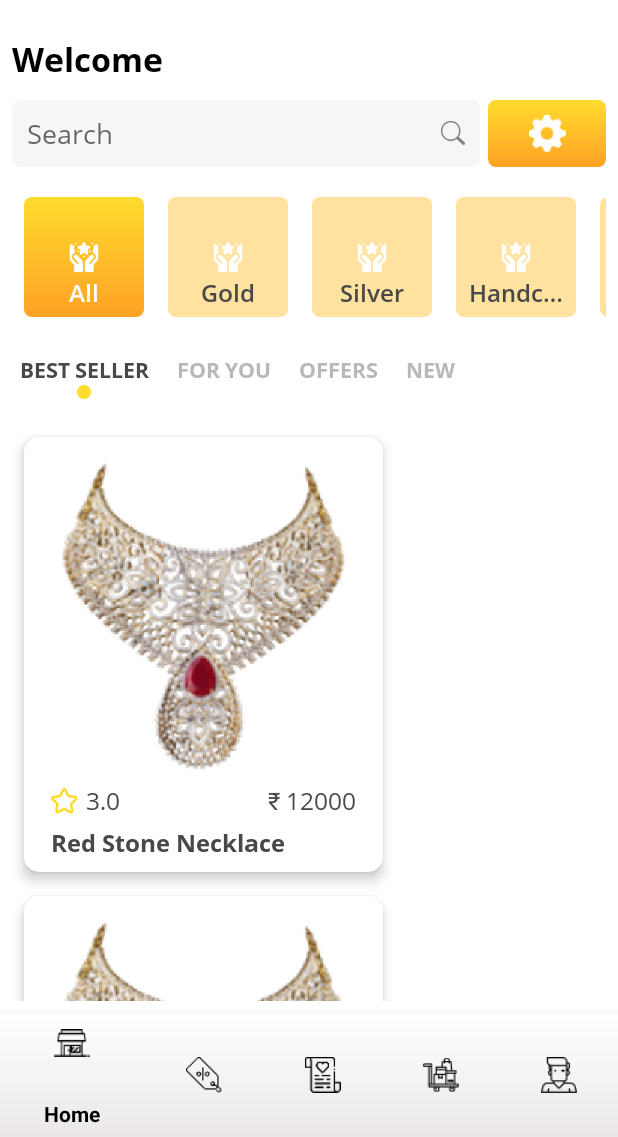
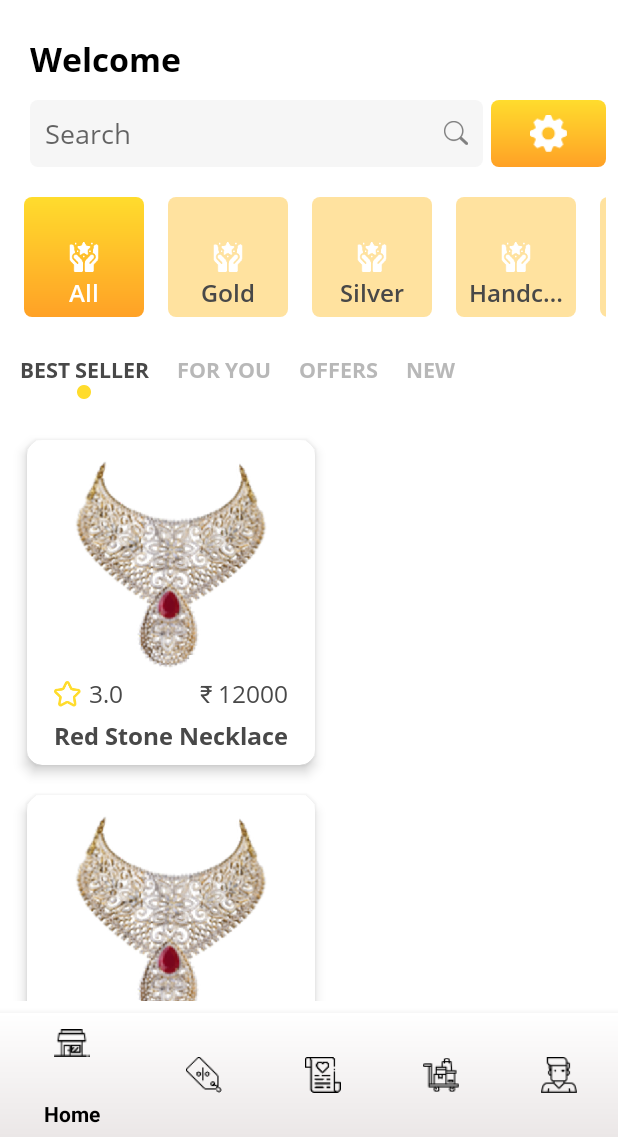
Before and after one commit to Jayeshpal167/MJwel, an Android app: the HomeActivity screen opened directly, with no data from a screen before it, on a phone screen of 412 x 824 dp, the part 99-1236 px from its top. Run offline under Robolectric (Android 15) with nearby library versions, the phone set to English and light mode, and no system bars.

Commit message:
profile and main home page layout is completed.

```diff
--- a/app/src/main/java/jwel/prime/com/mjwel/fragments/BaseHomeFragment.java
+++ b/app/src/main/java/jwel/prime/com/mjwel/fragments/BaseHomeFragment.java
@@ -37,7 +37,9 @@ public class BaseHomeFragment extends Fragment implements View.OnClickListener {
 
     @Override
     public void onClick(View v) {
-
+        /*
+        *
+        * */
     }
     public void onBackPressed(BaseHomeFragment fragment) {
         if (fragment != null && fragment.getActivity() != null) {
--- a/app/src/main/java/jwel/prime/com/mjwel/fragments/HomeFragment.java
+++ b/app/src/main/java/jwel/prime/com/mjwel/fragments/HomeFragment.java
@@ -66,7 +66,6 @@ public class HomeFragment extends BaseHomeFragment {
         saleRecycler.setAdapter(new SaleOptionAdapter(mActivity, saleList));
         categoryRecycler.setLayoutManager(new LinearLayoutManager(getActivity(), LinearLayoutManager.HORIZONTAL, false));
         categoryRecycler.setAdapter(new CategoryAdapter(mActivity, categoryArrayList));
-        //adding the temopray product
         Products products = new Products(1, "Red Stone Necklace", "link", "3.0", "₹ 12000");
         List<Products> productsList = new ArrayList<>();
         productsList.add(products);
--- a/app/src/main/res/layout/fragment_home.xml
+++ b/app/src/main/res/layout/fragment_home.xml
@@ -18,6 +18,9 @@
             android:layout_height="wrap_content"
             android:fontFamily="@font/opensansbold"
             android:text="@string/welcome"
+            android:paddingStart="@dimen/pad_small_v2"
+            android:paddingLeft="@dimen/pad_small_v2"
+            tools:ignore="RtlSymmetry"
             android:textColor="@color/black"
             android:textSize="22sp"
             android:textStyle="bold"
@@ -34,12 +37,15 @@
             android:layout_height="wrap_content"
             android:layout_marginTop="12dp"
             android:orientation="horizontal"
+            android:paddingStart="@dimen/pad_small_v2"
+            android:paddingLeft="@dimen/pad_small_v2"
             android:weightSum="10"
             app:layout_constraintBottom_toBottomOf="parent"
             app:layout_constraintEnd_toEndOf="parent"
             app:layout_constraintStart_toStartOf="parent"
             app:layout_constraintTop_toBottomOf="@+id/textView"
-            app:layout_constraintVertical_bias="0.0">
+            app:layout_constraintVertical_bias="0.0"
+            tools:ignore="RtlSymmetry">
 
             <EditText
                 android:id="@+id/home_search"
--- a/app/src/main/res/layout/home_products.xml
+++ b/app/src/main/res/layout/home_products.xml
@@ -5,9 +5,9 @@
     android:id="@+id/productCard"
     android:layout_width="wrap_content"
     android:layout_height="wrap_content"
-    android:layout_margin="8dp"
+    android:layout_gravity="center"
+    android:layout_margin="@dimen/gap_small_v2"
     android:background="@color/white"
-    android:layout_gravity="center_horizontal"
     android:elevation="8dp"
     android:orientation="vertical"
     app:cardCornerRadius="10dp"
@@ -17,17 +17,24 @@
     <LinearLayout
         android:layout_width="wrap_content"
         android:layout_height="wrap_content"
+        android:layout_gravity="center"
         android:orientation="vertical"
-        android:layout_gravity="center"
         android:padding="8dp">
 
-        <ImageView
-            android:id="@+id/home_product_image"
-            android:layout_width="223dp"
-            android:layout_height="223dp"
-            android:contentDescription="@string/product_image"
-            android:scaleType="fitCenter"
-            android:src="@drawable/necklac_dummy" />
+        <RelativeLayout
+            android:layout_width="match_parent"
+            android:layout_gravity="center"
+            android:layout_height="wrap_content">
+
+            <ImageView
+                android:id="@+id/home_product_image"
+                android:layout_width="match_parent"
+                android:layout_height="150dp"
+                android:contentDescription="@string/product_image"
+                android:scaleType="fitCenter"
+                android:src="@drawable/necklac_dummy" />
+
+        </RelativeLayout>
 
         <LinearLayout
             android:layout_width="match_parent"
@@ -35,7 +42,8 @@
             android:layout_marginHorizontal="10dp"
             android:layout_marginLeft="10dp"
             android:layout_marginRight="10dp"
-            android:orientation="horizontal">
+            android:orientation="horizontal"
+            tools:targetApi="o">
 
             <TextView
                 android:id="@+id/home_product_rating"
@@ -57,7 +65,7 @@
                 android:layout_weight="1"
                 android:drawablePadding="5dp"
                 android:fontFamily="@font/opensansregular"
-                android:gravity="right"
+                android:gravity="end"
                 android:text="₹ 12000"
                 android:textColor="@color/category_text"
                 android:textSize="16sp" />
--- a/app/src/main/res/layout/nav_header_home.xml
+++ b/app/src/main/res/layout/nav_header_home.xml
@@ -1,6 +1,5 @@
 <?xml version="1.0" encoding="utf-8"?>
 <LinearLayout xmlns:android="http://schemas.android.com/apk/res/android"
-    xmlns:app="http://schemas.android.com/apk/res-auto"
     android:layout_width="match_parent"
     android:layout_height="@dimen/nav_header_height"
     android:background="@drawable/nav_drawer_gradient"
@@ -8,6 +7,8 @@
     android:orientation="vertical"
     android:paddingLeft="@dimen/activity_horizontal_margin"
     android:paddingTop="@dimen/activity_vertical_margin"
+    android:onClick="onClick"
+    android:id="@+id/navigation_header_container"
     android:paddingRight="@dimen/activity_horizontal_margin"
     android:paddingBottom="@dimen/activity_vertical_margin"
     android:theme="@style/ThemeOverlay.AppCompat.Dark">
```
Also changed, not shown: app/src/main/AndroidManifest.xml (+6 -4 lines), app/src/main/java/jwel/prime/com/mjwel/activities/HomeActivity.java (+14 -3 lines), app/src/main/java/jwel/prime/com/mjwel/fragments/ProfileFragment.java (+9 -11 lines), app/src/main/res/layout/fragment_profile.xml (+14 -7 lines), app/src/main/res/values/dimens.xml (+73 -0 lines).
